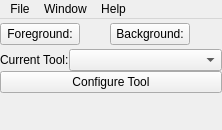
Qt form designer/BeeMasterUI.ui (skitzycat/beedraw) before a commit.
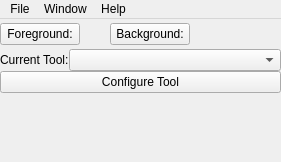
The same form after that commit.

Commit message: made quit item in menu work

Patch:
```diff
--- a/designer/BeeMasterUI.ui
+++ b/designer/BeeMasterUI.ui
@@ -11,8 +11,8 @@
    <rect>
     <x>0</x>
     <y>0</y>
-    <width>222</width>
-    <height>130</height>
+    <width>281</width>
+    <height>162</height>
    </rect>
   </property>
   <property name="sizePolicy" >
@@ -167,8 +167,8 @@
     <rect>
      <x>0</x>
      <y>0</y>
-     <width>222</width>
-     <height>28</height>
+     <width>281</width>
+     <height>35</height>
     </rect>
    </property>
    <widget class="QMenu" name="menuMain_Window" >
```
Left out of the diff: 4 changed lines with no effect on the pictures. The commit also changes 1 other file.
